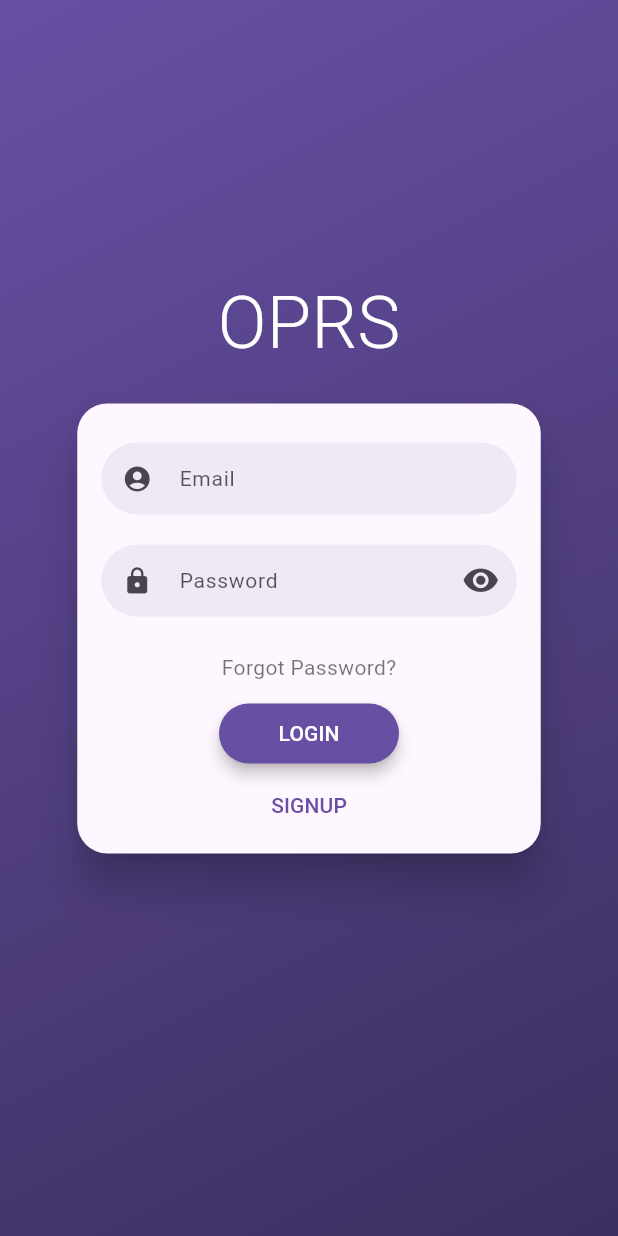
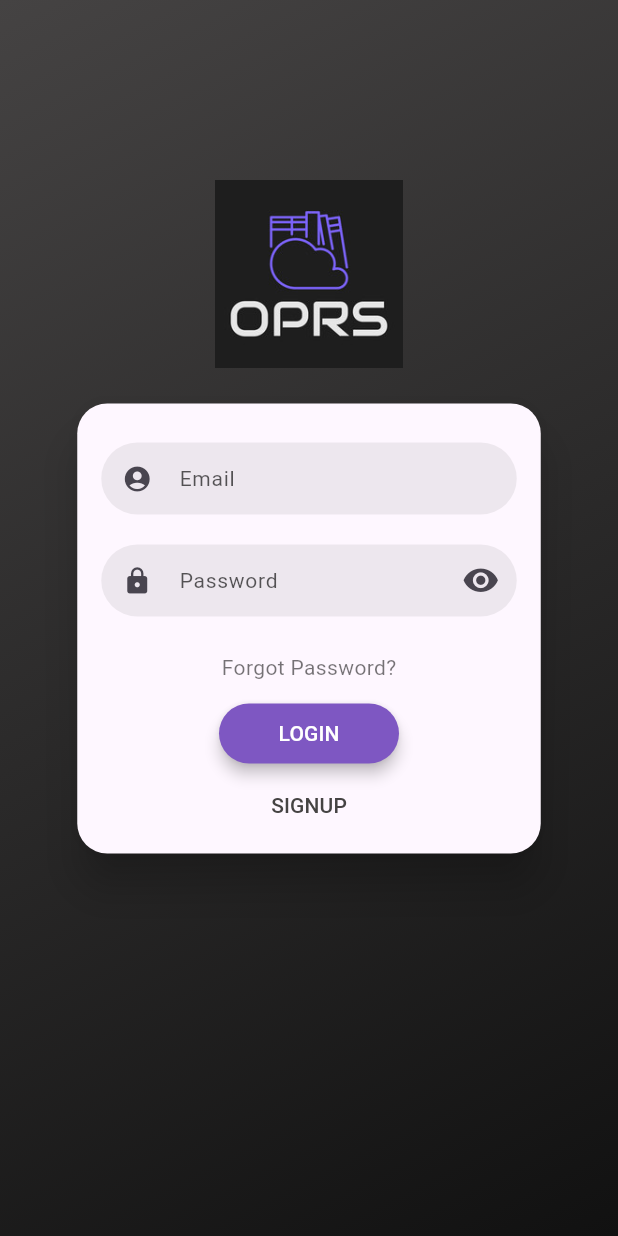
Before and after one commit to Strategists-SWS/OPRS, a Flutter app: the screen it shows after launch, on a phone screen of 412 x 824 dp. Run offline on Flutter 3.47's test engine with Material 3 defaults, Android fonts, the light colour scheme and no system bars; drawn by our look-alikes of flutter_login; our stand-ins replace cloud_firestore, file_picker, firebase_auth, firebase_core, firebase_storage; missing offline and left inert: firebase_ui_auth; accounts and stored records are empty; statements that could not run were skipped.

Commit message:
background colour

```diff
--- a/oprs/lib/sign_in.dart
+++ b/oprs/lib/sign_in.dart
@@ -14,7 +14,7 @@ bool isAdmin(String email) {
 }
 
 class MyLoginPage extends StatelessWidget {
-  const MyLoginPage({super.key});
+  const MyLoginPage({Key? key});
 
   Future<String?> tryLogin(LoginData data) async {
     try {
@@ -41,8 +41,11 @@ class MyLoginPage extends StatelessWidget {
 
   @override
   Widget build(BuildContext context) {
-    return FlutterLogin(
-      title: 'OPRS',
+    return Builder(
+      builder: (context) {
+        return MaterialApp(
+          home: FlutterLogin(
+            logo: 'assets/logo.png',
             onLogin: tryLogin,
             onSignup: trySignUp,
             onSubmitAnimationCompleted: () {
@@ -59,12 +62,30 @@ class MyLoginPage extends StatelessWidget {
             onRecoverPassword: (_) async {
               return null;
             },
+            theme: LoginTheme(
+              primaryColor: Color.fromARGB(
+                  255, 69, 67, 67), // Keep the primary color black
+              buttonTheme: LoginButtonTheme(
+                splashColor:
+                    Color.fromARGB(255, 108, 101, 245), // Keep the splash color
+                backgroundColor: Colors.deepPurple[
+                    400], // Set the background color of the button to purple
+              ),
+              textFieldStyle: TextStyle(
+                color: Color.fromARGB(
+                    255, 132, 77, 233), // Keep the text field color
+              ),
+            ),
+          ),
+          debugShowCheckedModeBanner: false,
+        );
+      },
     );
   }
 }
 
 class AuthenticationWrapper extends StatelessWidget {
-  const AuthenticationWrapper({super.key});
+  const AuthenticationWrapper({Key? key});
   @override
   Widget build(BuildContext context) {
     return StreamBuilder(
--- a/oprs/pubspec.yaml
+++ b/oprs/pubspec.yaml
@@ -64,14 +64,15 @@ dev_dependencies:
 
 # The following section is specific to Flutter packages.
 flutter:
+  assets:
+    - assets/logo.png
 
   # The following line ensures that the Material Icons font is
   # included with your application, so that you can use the icons in
   # the material Icons class.
   uses-material-design: true
 
-  # To add assets to your application, add an assets section, like this:
-  # assets:
+  # To add assets to your application, add an assets section, like this
   #   - images/a_dot_burr.jpeg
   #   - images/a_dot_ham.jpeg
 
```
Also changed, not shown: oprs/assets/logo.png (added). Lines whose indentation alone changed are shown as unchanged.
